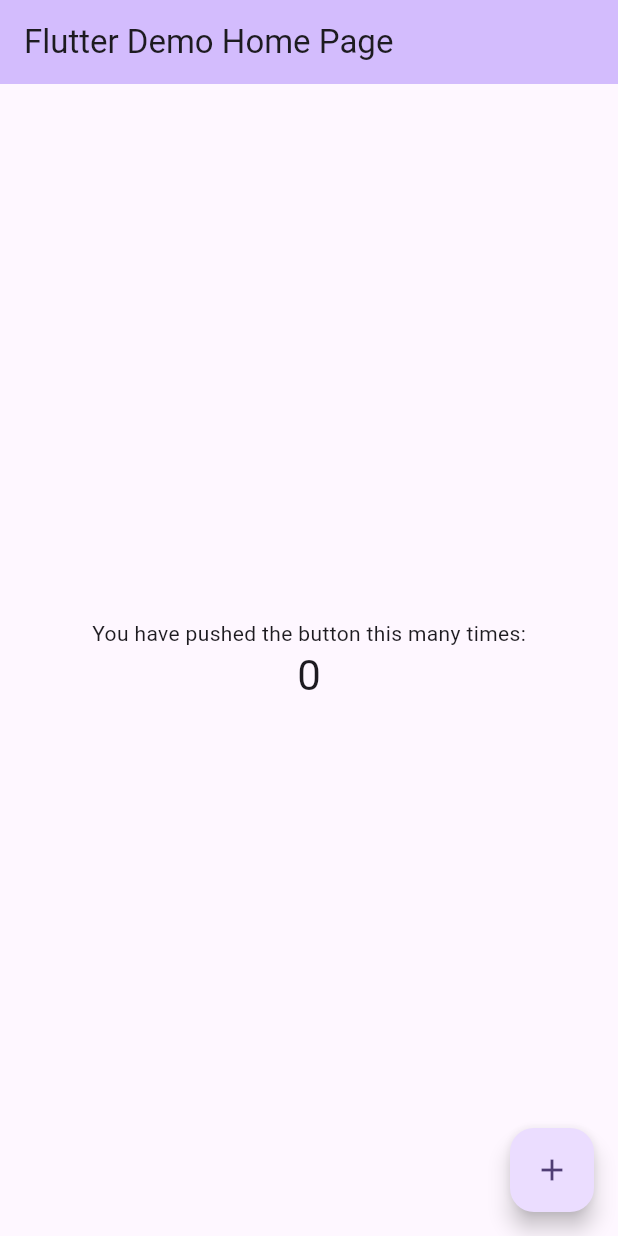
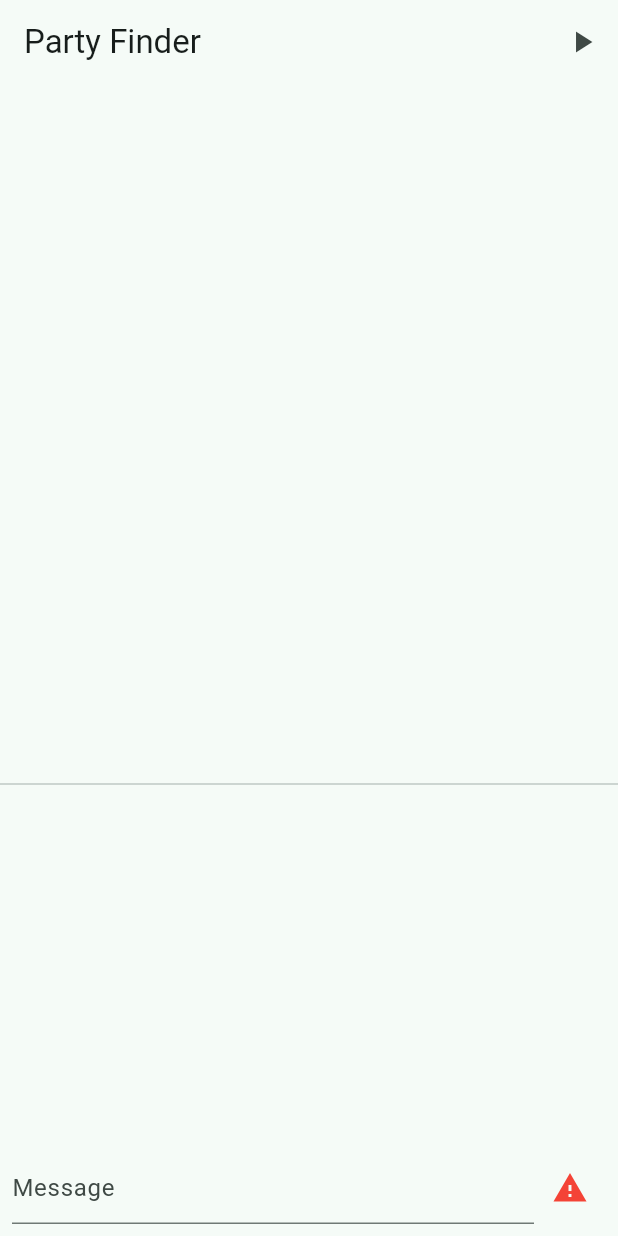
Before and after one commit to neilio95/OfflinePartyFinder, a Flutter app: the screen it shows after launch, on a phone screen of 412 x 824 dp. Run offline on Flutter 3.47's test engine with Material 3 defaults, Android fonts, the phone set to English and light mode, and no system bars; our stand-ins replace geolocator, permission_handler; missing offline and left inert: flutter_mesh_network.

Commit message:
Add offline mesh starter: peers, location, chat, SOS

```diff
--- a/lib/main.dart
+++ b/lib/main.dart
@@ -1,121 +1,174 @@
+import 'dart:async';
 import 'package:flutter/material.dart';
+import 'package:flutter_mesh_network/flutter_mesh_network.dart';
+import 'package:geolocator/geolocator.dart';
+import 'package:permission_handler/permission_handler.dart';
 
 void main() {
-  runApp(const MyApp());
+  runApp(const OfflinePartyFinderApp());
 }
 
-class MyApp extends StatelessWidget {
-  const MyApp({super.key});
+class OfflinePartyFinderApp extends StatelessWidget {
+  const OfflinePartyFinderApp({super.key});
 
-  // This widget is the root of your application.
   @override
   Widget build(BuildContext context) {
     return MaterialApp(
-      title: 'Flutter Demo',
+      title: 'Offline Party Finder',
       theme: ThemeData(
-        // This is the theme of your application.
-        //
-        // TRY THIS: Try running your application with "flutter run". You'll see
-        // the application has a purple toolbar. Then, without quitting the app,
-        // try changing the seedColor in the colorScheme below to Colors.green
-        // and then invoke "hot reload" (save your changes or press the "hot
-        // reload" button in a Flutter-supported IDE, or press "r" if you used
-        // the command line to start the app).
-        //
-        // Notice that the counter didn't reset back to zero; the application
-        // state is not lost during the reload. To reset the state, use hot
-        // restart instead.
-        //
-        // This works for code too, not just values: Most code changes can be
-        // tested with just a hot reload.
-        colorScheme: .fromSeed(seedColor: Colors.deepPurple),
+        colorScheme: ColorScheme.fromSeed(seedColor: const Color(0xFF101614)),
+        useMaterial3: true,
       ),
-      home: const MyHomePage(title: 'Flutter Demo Home Page'),
+      home: const PartyHomePage(),
     );
   }
 }
 
-class MyHomePage extends StatefulWidget {
-  const MyHomePage({super.key, required this.title});
-
-  // This widget is the home page of your application. It is stateful, meaning
-  // that it has a State object (defined below) that contains fields that affect
-  // how it looks.
-
-  // This class is the configuration for the state. It holds the values (in this
-  // case the title) provided by the parent (in this case the App widget) and
-  // used by the build method of the State. Fields in a Widget subclass are
-  // always marked "final".
-
-  final String title;
+class PartyHomePage extends StatefulWidget {
+  const PartyHomePage({super.key});
 
   @override
-  State<MyHomePage> createState() => _MyHomePageState();
+  State<PartyHomePage> createState() => _PartyHomePageState();
 }
 
-class _MyHomePageState extends State<MyHomePage> {
-  int _counter = 0;
+class _PartyHomePageState extends State<PartyHomePage> {
+  final MeshNetwork _mesh = MeshNetwork();
+  final List<MeshPeer> _peers = [];
+  final List<String> _chat = [];
+  StreamSubscription? _peerSub;
+  StreamSubscription? _msgSub;
+  Position? _myPosition;
+  bool _running = false;
 
-  void _incrementCounter() {
-    setState(() {
-      // This call to setState tells the Flutter framework that something has
-      // changed in this State, which causes it to rerun the build method below
-      // so that the display can reflect the updated values. If we changed
-      // _counter without calling setState(), then the build method would not be
-      // called again, and so nothing would appear to happen.
-      _counter++;
+  @override
+  void initState() {
+    super.initState();
+    _requestPermissions();
+  }
+
+  Future<void> _requestPermissions() async {
+    await [
+      Permission.bluetooth,
+      Permission.bluetoothScan,
+      Permission.bluetoothAdvertise,
+      Permission.bluetoothConnect,
+      Permission.location,
+      Permission.locationWhenInUse,
+    ].request();
+  }
+
+  Future<void> _startMesh() async {
+    if (_running) return;
+    setState(() => _running = true);
+
+    await _mesh.start(
+      serviceName: 'OfflinePartyFinder',
+      onPeerFound: (peer) {
+        setState(() {
+          if (!_peers.any((p) => p.id == peer.id)) _peers.add(peer);
+        });
+      },
+      onPeerLost: (peer) {
+        setState(() => _peers.removeWhere((p) => p.id == peer.id));
+      },
+      onMessage: (from, message) {
+        setState(() => _chat.add('${from.displayName}: $message'));
+      },
+    );
+
+    _startLocationUpdates();
+  }
+
+  Future<void> _startLocationUpdates() async {
+    final loc = GeolocatorPlatform.instance;
+    _myPosition = await loc.getCurrentPosition();
+    loc.getPositionStream().listen((pos) {
+      _myPosition = pos;
+      _mesh.broadcastLocation(pos.latitude, pos.longitude);
     });
+  }
+
+  void _sendSos() {
+    _mesh.sendSos('SOS — need help');
+    setState(() => _chat.add('You: SOS sent'));
+  }
+
+  void _sendChat(String text) {
+    if (text.trim().isEmpty) return;
+    _mesh.sendText(text);
+    setState(() => _chat.add('You: $text'));
+  }
+
+  @override
+  void dispose() {
+    _peerSub?.cancel();
+    _msgSub?.cancel();
+    _mesh.stop();
+    super.dispose();
   }
 
   @override
   Widget build(BuildContext context) {
-    // This method is rerun every time setState is called, for instance as done
-    // by the _incrementCounter method above.
-    //
-    // The Flutter framework has been optimized to make rerunning build methods
-    // fast, so that you can just rebuild anything that needs updating rather
-    // than having to individually change instances of widgets.
     return Scaffold(
       appBar: AppBar(
-        // TRY THIS: Try changing the color here to a specific color (to
-        // Colors.amber, perhaps?) and trigger a hot reload to see the AppBar
-        // change color while the other colors stay the same.
-        backgroundColor: Theme.of(context).colorScheme.inversePrimary,
-        // Here we take the value from the MyHomePage object that was created by
-        // the App.build method, and use it to set our appbar title.
-        title: Text(widget.title),
+        title: const Text('Party Finder'),
+        actions: [
+          IconButton(
+            icon: Icon(_running ? Icons.stop : Icons.play_arrow),
+            onPressed: _running ? () => _mesh.stop() : _startMesh,
+          ),
+        ],
       ),
-      body: Center(
-        // Center is a layout widget. It takes a single child and positions it
-        // in the middle of the parent.
-        child: Column(
-          // Column is also a layout widget. It takes a list of children and
-          // arranges them vertically. By default, it sizes itself to fit its
-          // children horizontally, and tries to be as tall as its parent.
-          //
-          // Column has various properties to control how it sizes itself and
-          // how it positions its children. Here we use mainAxisAlignment to
-          // center the children vertically; the main axis here is the vertical
-          // axis because Columns are vertical (the cross axis would be
-          // horizontal).
-          //
-          // TRY THIS: Invoke "debug painting" (choose the "Toggle Debug Paint"
-          // action in the IDE, or press "p" in the console), to see the
-          // wireframe for each widget.
-          mainAxisAlignment: .center,
-          children: [
-            const Text('You have pushed the button this many times:'),
-            Text(
-              '$_counter',
-              style: Theme.of(context).textTheme.headlineMedium,
+      body: Column(
+        children: [
+          if (_myPosition != null)
+            Padding(
+              padding: const EdgeInsets.all(8),
+              child: Text(
+                'You: ${_myPosition!.latitude.toStringAsFixed(5)}, ${_myPosition!.longitude.toStringAsFixed(5)}',
+              ),
             ),
-          ],
-        ),
-      ),
-      floatingActionButton: FloatingActionButton(
-        onPressed: _incrementCounter,
-        tooltip: 'Increment',
-        child: const Icon(Icons.add),
+          Expanded(
+            flex: 2,
+            child: ListView.builder(
+              itemCount: _peers.length,
+              itemBuilder: (context, i) {
+                final p = _peers[i];
+                return ListTile(
+                  title: Text(p.displayName),
+                  subtitle: Text(p.distanceMeters != null
+                      ? '${p.distanceMeters!.toStringAsFixed(0)} m'
+                      : 'nearby'),
+                );
+              },
+            ),
+          ),
+          const Divider(),
+          Expanded(
+            flex: 1,
+            child: ListView.builder(
+              itemCount: _chat.length,
+              itemBuilder: (context, i) => ListTile(title: Text(_chat[i])),
+            ),
+          ),
+          Padding(
+            padding: const EdgeInsets.all(8),
+            child: Row(
+              children: [
+                Expanded(
+                  child: TextField(
+                    decoration: const InputDecoration(hintText: 'Message'),
+                    onSubmitted: _sendChat,
+                  ),
+                ),
+                IconButton(
+                  icon: const Icon(Icons.warning, color: Colors.red),
+                  onPressed: _sendSos,
+                ),
+              ],
+            ),
+          ),
+        ],
       ),
     );
   }
```
